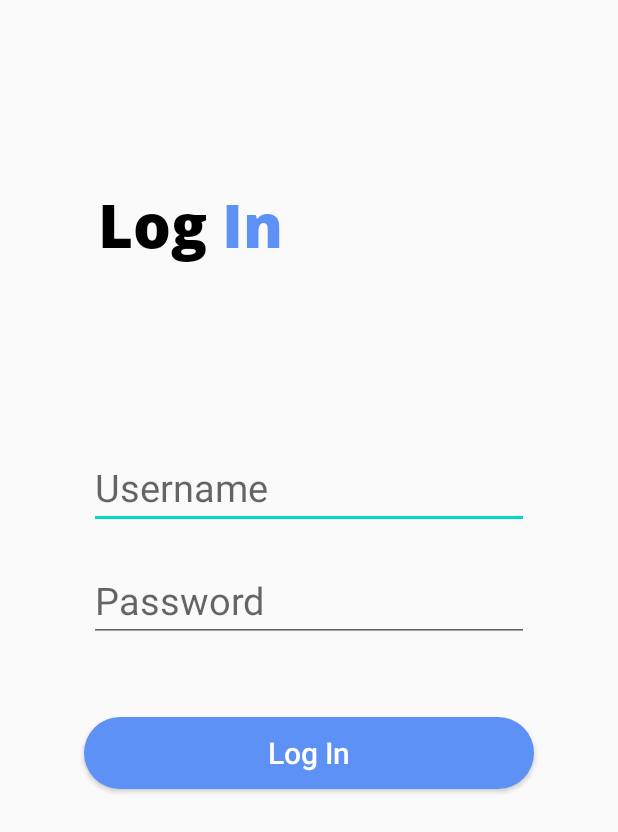
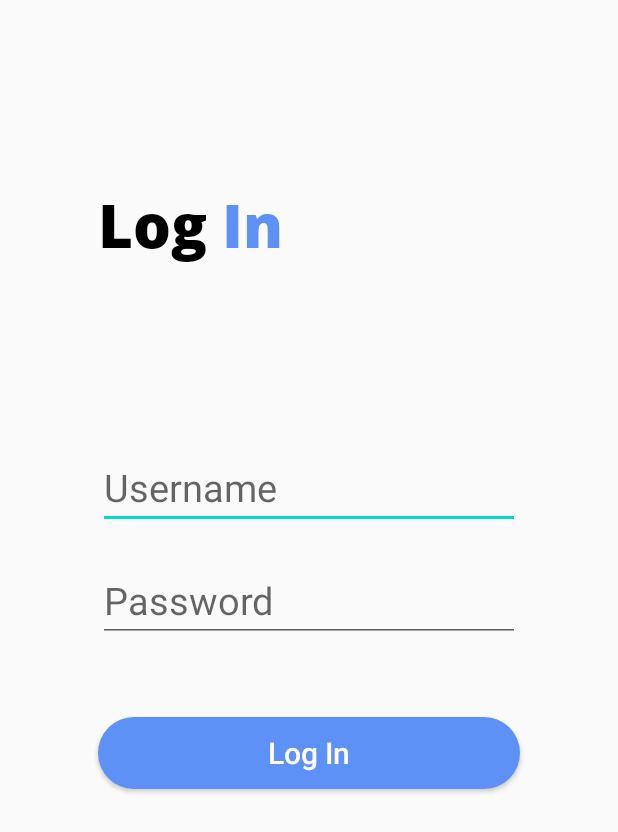
Before and after one commit to sutd-esc-c1g5-2021/DabCab, an Android app: the screen it shows after launch (LoginPage), on a phone screen of 412 x 824 dp. Shown: the top 832 px of the screen. Run offline under Robolectric (Android 15) with nearby library versions, the phone set to English and light mode, and no system bars.

Commit message:
Changed Login page left-right margin

```diff
--- a/app/src/main/AndroidManifest.xml
+++ b/app/src/main/AndroidManifest.xml
@@ -20,11 +20,7 @@
         <activity
             android:name=".MainActivity"
             android:parentActivityName=".LoginPage">
-            <intent-filter>
-                <action android:name="android.intent.action.MAIN" />
 
-                <category android:name="android.intent.category.LAUNCHER" />
-            </intent-filter>
         </activity>
 
 
--- a/app/src/main/res/layout/activity_login.xml
+++ b/app/src/main/res/layout/activity_login.xml
@@ -43,34 +43,38 @@
 
     <EditText
         android:id="@+id/username"
-        android:layout_width="wrap_content"
+        android:layout_width="match_parent"
         android:layout_height="wrap_content"
         android:inputType="textPersonName"
-        android:layout_gravity="center"
         android:layout_marginTop="120dp"
         android:ems="10"
+        android:layout_marginLeft="65dp"
+        android:layout_marginRight="65dp"
         android:textSize="25sp"
         android:hint="@string/username"
         android:autofillHints="" />
 
     <EditText
         android:id="@+id/password"
-        android:layout_width="wrap_content"
+        android:layout_width="match_parent"
         android:layout_height="wrap_content"
         android:inputType="textPassword"
-        android:layout_gravity="center"
         android:layout_marginTop="20dp"
         android:ems="10"
+        android:layout_marginLeft="65dp"
+        android:layout_marginRight="65dp"
         android:textSize="25sp"
         android:hint="@string/password"
         android:autofillHints="" />
 
     <Button
         android:id="@+id/login_button"
-        android:layout_width="300dp"
+        android:layout_width="match_parent"
         android:layout_height="wrap_content"
         android:layout_gravity="center"
         android:layout_marginTop="50dp"
+        android:layout_marginLeft="65dp"
+        android:layout_marginRight="65dp"
         android:background="@drawable/round_button"
         android:text="@string/login_button"
         android:textSize="20sp"
```
